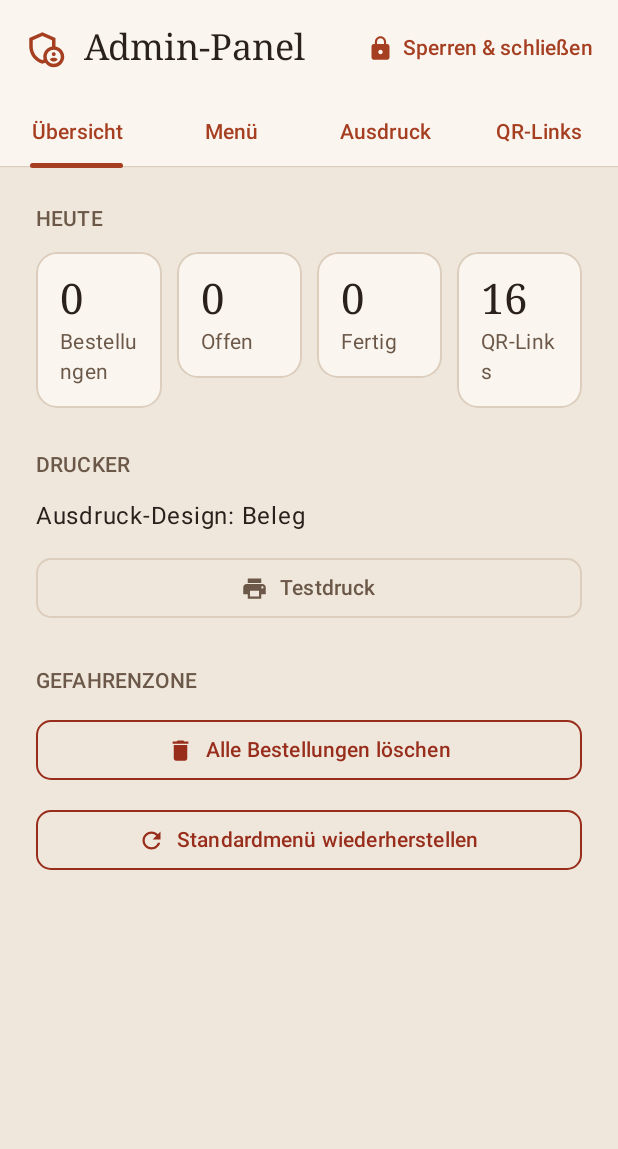
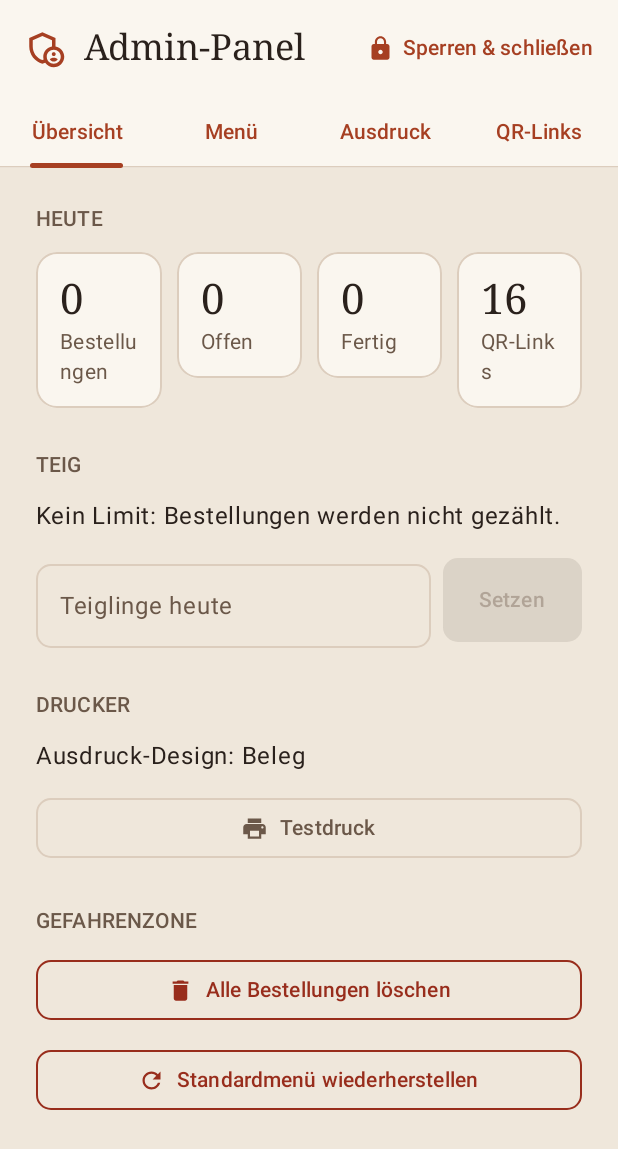
Before and after one commit to kaerbr/pizza-order, an Android app built with Jetpack Compose: the composable SettingsScaffold shown on its own in the app's theme, on a phone screen of 412 x 824 dp. Shown: the top 1149 px of the screen. Run offline under Robolectric (Android 15) with nearby library versions, the phone set to English and light mode, and no system bars; pictures from the network do not load.

Commit message:
feat: Teig-Zähler zeigt übrige Pizzen und sperrt Bestellungen bei 0
Im Admin-Panel (Übersicht → Teig) trägt man ein, wie viele Teiglinge es
heute gibt; jede Bestellung zieht einen ab. Der Bestellbildschirm zeigt
dezent „Noch N Pizzen“ in der Zusammenfassung (rot ab 3), bei 0 ist
Bestellen gesperrt und submitOrder lehnt selbst ab.

Der Stand liegt als MenuConfig.dough (DoughStock) in menu.json. Ohne
Eintrag gibt es kein Limit und nichts wird angezeigt; „Kein Limit“
hebt die Zählung wieder auf. „Standardmenü wiederherstellen“ lässt den
Zähler stehen.

Vorerst gibt es nur eine Teigsorte, daher ein Zähler statt Sorten mit
eigenem Bestand.

Closes #1

Co-Authored-By: Claude Opus 5.5 <noreply@anthropic.com>
Claude-Session: https://claude.ai/code/session_01KSFfrkQdpBLGLGWZzeRr5U

```diff
--- a/app/src/main/java/io/github/kaerbr/pizzaorder/MainActivity.kt
+++ b/app/src/main/java/io/github/kaerbr/pizzaorder/MainActivity.kt
@@ -395,6 +395,7 @@ private fun SettingsScaffold(
             onAddPreset      = vm::addPreset,
             onRemovePreset   = vm::removePreset,
             onResetMenu      = vm::resetMenu,
+            onSetDoughToday  = vm::setDoughToday,
             printStyle      = state.printStyle,
             onPrintStyle    = vm::setPrintStyle,
             onTestPrint      = { vm.testPrint() },
--- a/app/src/main/java/io/github/kaerbr/pizzaorder/SettingsScreen.kt
+++ b/app/src/main/java/io/github/kaerbr/pizzaorder/SettingsScreen.kt
@@ -64,6 +64,7 @@ import androidx.compose.ui.text.input.KeyboardType
 import androidx.compose.ui.text.style.TextOverflow
 import androidx.compose.ui.unit.dp
 import io.github.kaerbr.pizzaorder.Diet
+import io.github.kaerbr.pizzaorder.DoughStock
 import io.github.kaerbr.pizzaorder.FunLink
 import io.github.kaerbr.pizzaorder.MenuConfig
 import io.github.kaerbr.pizzaorder.Order
@@ -87,6 +88,7 @@ fun SettingsScreen(
     onAddPreset: (Pizza) -> Unit,
     onRemovePreset: (String) -> Unit,
     onResetMenu: () -> Unit,
+    onSetDoughToday: (Int?) -> Unit,
     onClearAllOrders: () -> Unit,
     printStyle: PrintStyle,
     onPrintStyle: (PrintStyle) -> Unit,
@@ -155,6 +157,9 @@ fun SettingsScreen(
                                 StatTile("Fertig", orders.size - open, Modifier.weight(1f))
                                 StatTile("QR-Links", menu.funLinks.size, Modifier.weight(1f))
                             }
+                        }
+                        Section(title = "Teig") {
+                            DoughSetting(menu.dough, onSetDoughToday)
                         }
                         Section(title = "Drucker") {
                             Text("Ausdruck-Design: ${printStyle.label}", style = MaterialTheme.typography.bodyLarge)
@@ -309,6 +314,43 @@ private fun DangerButton(text: String, icon: ImageVector, onClick: () -> Unit) {
         Icon(icon, null, modifier = Modifier.size(18.dp))
         Spacer(Modifier.width(8.dp))
         Text(text)
+    }
+}
+
+@Composable
+private fun DoughSetting(dough: DoughStock?, onSet: (Int?) -> Unit) {
+    // Re-keyed so the field shows the new count once it's set.
+    var count by remember(dough?.today) { mutableStateOf(dough?.today?.toString().orEmpty()) }
+    val quantity = count.toIntOrNull()
+    Text(
+        when {
+            dough == null -> "Kein Limit: Bestellungen werden nicht gezählt."
+            dough.isSoldOut -> "Ausverkauft (heute ${dough.today})"
+            else -> "Noch ${dough.available} von ${dough.today} Pizzen übrig"
+        },
+        style = MaterialTheme.typography.bodyLarge,
+        color = if (dough != null && (dough.isSoldOut || dough.isLow)) MaterialTheme.colorScheme.error else MaterialTheme.colorScheme.onSurface,
+    )
+    Row(verticalAlignment = Alignment.CenterVertically, horizontalArrangement = Arrangement.spacedBy(8.dp)) {
+        OutlinedTextField(
+            value = count,
+            onValueChange = { new -> count = new.filter(Char::isDigit).take(4) },
+            label = { Text("Teiglinge heute") },
+            singleLine = true,
+            keyboardOptions = KeyboardOptions(keyboardType = KeyboardType.Number),
+            shape = RoundedCornerShape(10.dp),
+            modifier = Modifier.weight(1f),
+        )
+        // Same number again starts the count over, e.g. for the next party.
+        Button(
+            onClick = { onSet(quantity) },
+            enabled = quantity != null,
+            shape = RoundedCornerShape(10.dp),
+            modifier = Modifier.height(56.dp),
+        ) { Text("Setzen") }
+        if (dough != null) {
+            TextButton(onClick = { onSet(null) }) { Text("Kein Limit") }
+        }
     }
 }
 
```
Also changed, not shown: app/src/main/java/io/github/kaerbr/pizzaorder/AppViewModel.kt (+7 -1 lines), app/src/main/java/io/github/kaerbr/pizzaorder/MenuConfig.kt (+12 -0 lines), app/src/main/java/io/github/kaerbr/pizzaorder/Models.kt (+12 -0 lines), app/src/main/java/io/github/kaerbr/pizzaorder/ui/OrderScreen.kt (+13 -1 lines), 3 other files.
